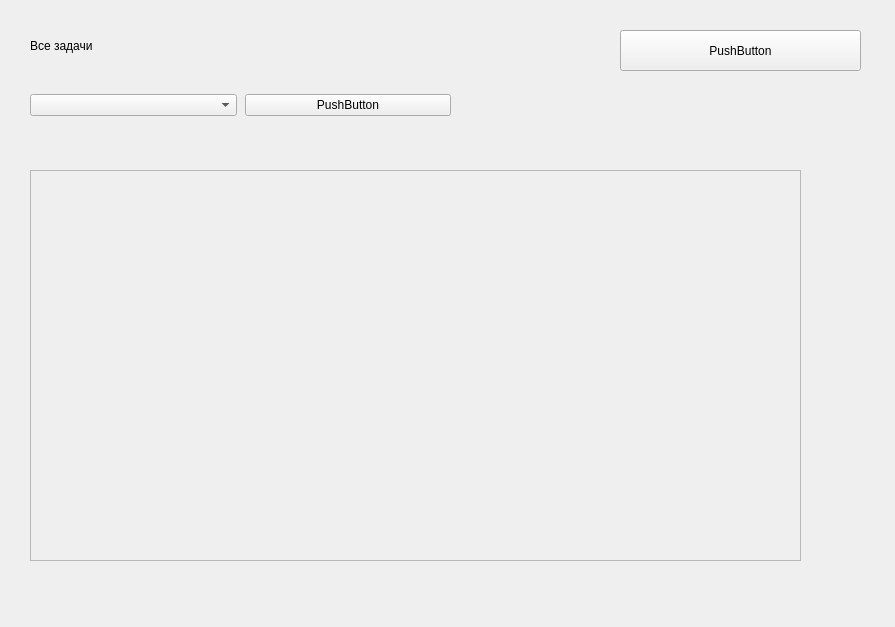
First picture: the form in untitled.ui, repository mikaa-a/ToDo, before the edit.
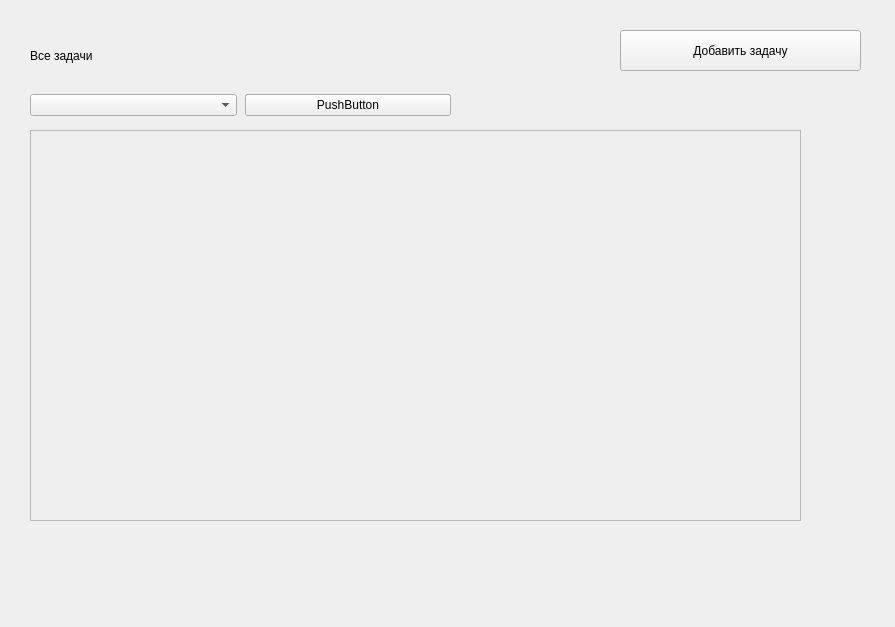
Second picture: the form after the edit.

Commit message: Обновлен интерфейс с добавлением новых карточек задач и списков, улучшена логика отображения и взаимодействия с элементами управления. Изменены стили и размеры элементов, добавлены новые функции сортировки задач и выбора списка при добавлении задач.

```diff
--- a/untitled.ui
+++ b/untitled.ui
@@ -358,7 +358,7 @@
       <property name="geometry">
        <rect>
         <x>40</x>
-        <y>170</y>
+        <y>130</y>
         <width>771</width>
         <height>391</height>
        </rect>
@@ -391,7 +391,7 @@
         <property name="geometry">
          <rect>
           <x>0</x>
-          <y>-20</y>
+          <y>0</y>
           <width>771</width>
           <height>421</height>
          </rect>
@@ -406,7 +406,7 @@
         <x>40</x>
         <y>20</y>
         <width>251</width>
-        <height>51</height>
+        <height>71</height>
        </rect>
       </property>
       <property name="text">
@@ -452,7 +452,7 @@
        </rect>
       </property>
       <property name="text">
-       <string>PushButton</string>
+       <string>Добавить задачу</string>
       </property>
      </widget>
     </widget>
```
Left out of the diff: 4 changed lines with no effect on the pictures. The commit also changes 7 other files.
